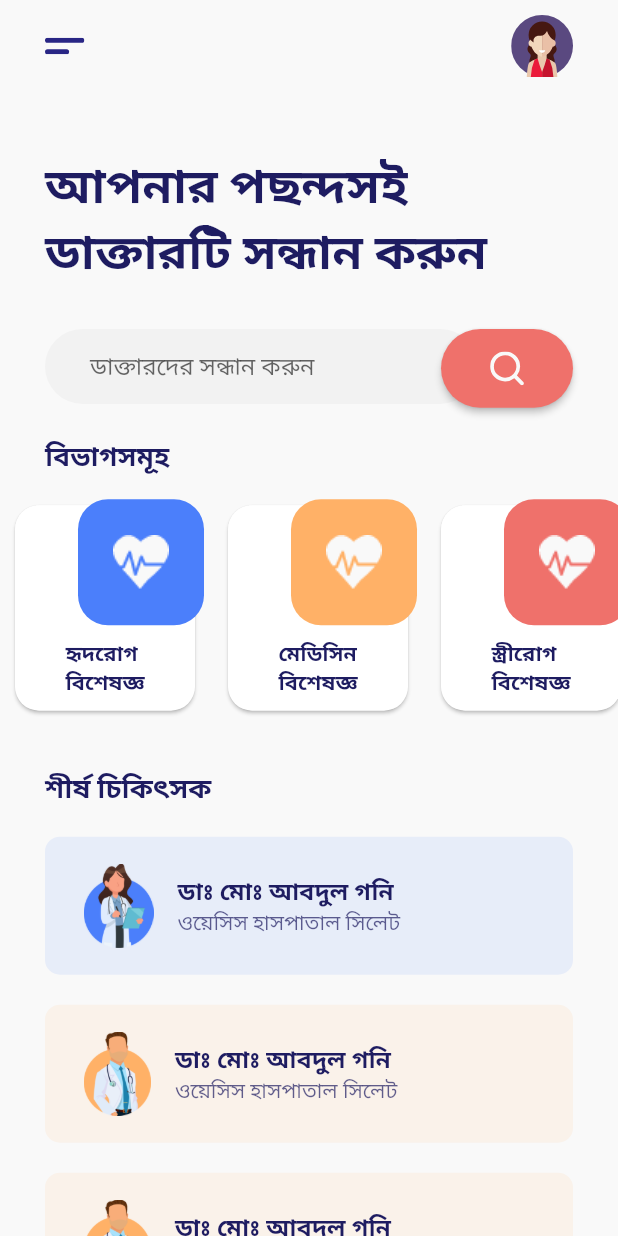
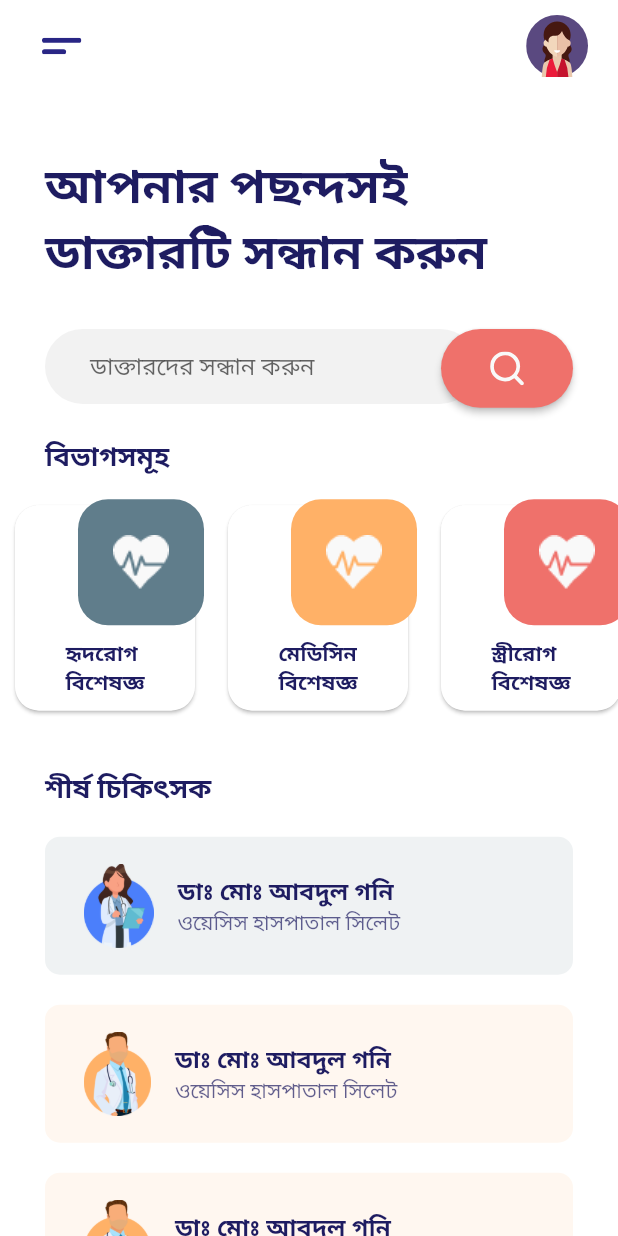
Before and after one commit to xihadulislam/doctor-24, a Flutter app: the screen it shows after launch, on a phone screen of 412 x 824 dp. Run offline on Flutter 3.47's test engine with Material 2 defaults, Android fonts, the phone set to English and light mode, and no system bars; our stand-ins replace flutter_svg, get, google_fonts.

Commit message:
drware added

```diff
--- a/lib/constant.dart
+++ b/lib/constant.dart
@@ -7,7 +7,7 @@ var kBlueColor = Color(0xff4B7FFB);
 var kYellowColor = Color(0xffFFB167);
 var kPurpleColor = Color(0xff9575cd);
 var kGreenColor = Color(0xff66bb6a);
-
+var kBlueGreyColor = Colors.blueGrey;
 
 var kTitleTextColor = Color(0xff1E1C61);
 var kSearchBackgroundColor = Color(0xffF2F2F2);
--- a/lib/providers/DataProvider.dart
+++ b/lib/providers/DataProvider.dart
@@ -37,7 +37,7 @@ class DataProvider with ChangeNotifier {
         offDay: ["শনি", "রবিবার"],
         mobileNumber: "01763990055",
         categoryId: 1,
-        color: kBlueColor);
+        color: kBlueGreyColor);
 
     var doc2 = Doctor(
         id: 1,
@@ -95,7 +95,7 @@ class DataProvider with ChangeNotifier {
         id: 1,
         title: "হৃদরোগ\nবিশেষজ্ঞ",
         image: 'assets/icons/heart_surgeon.png',
-        color: kBlueColor);
+        color: kBlueGreyColor);
     var d2 = Department(
         id: 2,
         title: "মেডিসিন\nবিশেষজ্ঞ",
@@ -203,8 +203,6 @@ class DataProvider with ChangeNotifier {
     _categoryList.add(d14);
     _categoryList.add(d15);
 
-    //  _categoryList.shuffle();
-
     _categoryList.add(d16);
   }
 }
--- a/lib/screens/doctorListScreen.dart
+++ b/lib/screens/doctorListScreen.dart
@@ -3,7 +3,6 @@ import 'package:flutter_doctor24/components/doctor_card.dart';
 import 'package:flutter_doctor24/providers/DataProvider.dart';
 import 'package:flutter_svg/svg.dart';
 import 'package:provider/provider.dart';
-import 'package:statusbar/statusbar.dart';
 import 'dart:math' as math;
 
 import '../constant.dart';
--- /dev/null
+++ b/lib/screens/drawer_screen.dart
@@ -0,0 +1,135 @@
+import 'package:flutter/material.dart';
+import 'package:flutter_svg/svg.dart';
+
+class DrawerScreen extends StatefulWidget {
+  @override
+  _DrawerScreenState createState() => _DrawerScreenState();
+}
+
+class _DrawerScreenState extends State<DrawerScreen> {
+  @override
+  Widget build(BuildContext context) {
+    return Container(
+      color: Colors.blueGrey,
+      child: Padding(
+        padding: EdgeInsets.only(top: 50, left: 30, bottom: 70),
+        child: Column(
+          mainAxisAlignment: MainAxisAlignment.spaceBetween,
+          children: <Widget>[
+           SizedBox(
+             height: 30,
+           ),
+            Row(
+              children: <Widget>[
+                SvgPicture.asset('assets/icons/profile.svg'),
+                SizedBox(
+                  width: 10,
+                ),
+                Text(
+                  'Doctor 24 ',
+                  style: TextStyle(
+                      color: Colors.white,
+                      fontSize: 22,
+                      fontWeight: FontWeight.bold),
+                ),
+              ],
+            ),
+            Spacer(),
+            Column(
+              children: <Widget>[
+                NewRow(
+                  text: 'Settings',
+                  icon: Icons.error_outline,
+                ),
+                SizedBox(
+                  height: 20,
+                ),
+                NewRow(
+                  text: 'Profile',
+                  icon: Icons.person_outline,
+                ),
+                SizedBox(
+                  height: 20,
+                ),
+                NewRow(
+                  text: 'Messages',
+                  icon: Icons.chat_bubble_outline,
+                ),
+                SizedBox(
+                  height: 20,
+                ),
+                NewRow(
+                  text: 'Saved',
+                  icon: Icons.bookmark_border,
+                ),
+                SizedBox(
+                  height: 20,
+                ),
+                NewRow(
+                  text: 'Favorites',
+                  icon: Icons.favorite_border,
+                ),
+                SizedBox(
+                  height: 20,
+                ),
+                NewRow(
+                  text: 'Hint',
+                  icon: Icons.lightbulb_outline,
+                ),
+                SizedBox(
+                  height: 20,
+                ),
+              ],
+            ),
+
+            Spacer(
+              flex: 4,
+            ),
+            Row(
+              children: <Widget>[
+                Text(
+                  'Ok Codex',
+                  style: TextStyle(color: Colors.white.withOpacity(0.6)),
+                )
+              ],
+            )
+
+          ],
+        ),
+
+
+      ),
+    );
+  }
+}
+
+class NewRow extends StatelessWidget {
+  final IconData icon;
+  final String text;
+
+  const NewRow({
+    Key key,
+    this.icon,
+    this.text,
+  }) : super(key: key);
+
+  @override
+  Widget build(BuildContext context) {
+    return Row(
+      children: <Widget>[
+        Icon(
+          icon,
+          color: Colors.white,
+          size: 28,
+        ),
+        SizedBox(
+          width: 20,
+        ),
+        Text(
+          text,
+          style: TextStyle(color: Colors.white,fontSize: 16),
+        )
+      ],
+    );
+  }
+}
--- a/lib/screens/home_screen.dart
+++ b/lib/screens/home_screen.dart
@@ -8,13 +8,31 @@ import 'package:provider/provider.dart';
 
 import '../constant.dart';
 
-class HomeScreen extends StatelessWidget {
+class HomeScreen extends StatefulWidget {
+  @override
+  _HomeScreenState createState() => _HomeScreenState();
+}
+
+class _HomeScreenState extends State<HomeScreen> {
+  double xOffset = 0;
+  double yOffset = 0;
+
+  bool isDrawerOpen = false;
+
   @override
   Widget build(BuildContext context) {
-    return Scaffold(
-      backgroundColor: kBackgroundColor,
-      body: SafeArea(
-        bottom: false,
+    return SafeArea(
+      child: AnimatedContainer(
+        transform: Matrix4.translationValues(xOffset, yOffset, 0)
+          ..scale(isDrawerOpen ? 0.85 : 1.00)
+          ..rotateZ(isDrawerOpen ? -50 : 0),
+        duration: Duration(milliseconds: 200),
+        decoration: BoxDecoration(
+          color: Colors.white,
+          borderRadius: isDrawerOpen
+              ? BorderRadius.circular(40)
+              : BorderRadius.circular(0),
+        ),
         child: SingleChildScrollView(
           child: Column(
             crossAxisAlignment: CrossAxisAlignment.start,
@@ -23,11 +41,38 @@ class HomeScreen extends StatelessWidget {
                 height: 10,
               ),
               Padding(
-                padding: EdgeInsets.symmetric(horizontal: 30),
+                padding: EdgeInsets.symmetric(horizontal: 20),
                 child: Row(
                   mainAxisAlignment: MainAxisAlignment.spaceBetween,
                   children: <Widget>[
-                    SvgPicture.asset('assets/icons/menu.svg'),
+                    isDrawerOpen
+                        ? GestureDetector(
+                      child: Padding(
+                        padding: const EdgeInsets.all(8.0),
+                        child: Icon(Icons.arrow_back_ios),
+                      ),
+                      onTap: () {
+                        setState(() {
+                          xOffset = 0;
+                          yOffset = 0;
+                          isDrawerOpen = false;
+                        });
+                      },
+                    )
+                        : GestureDetector(
+                      child:Padding(
+                        padding: const EdgeInsets.all(8.0),
+                        child: SvgPicture.asset('assets/icons/menu.svg'),
+                      ),
+                      onTap: () {
+                        setState(() {
+                          xOffset = 290;
+                          yOffset = 80;
+                          isDrawerOpen = true;
+                        });
+                      },
+                    ),
+
                     SvgPicture.asset('assets/icons/profile.svg'),
                   ],
                 ),
--- /dev/null
+++ b/lib/screens/mainScreen.dart
@@ -0,0 +1,20 @@
+
+
+import 'package:flutter/material.dart';
+
+import 'drawer_screen.dart';
+import 'home_screen.dart';
+
+class MainScreen extends StatelessWidget {
+  @override
+  Widget build(BuildContext context) {
+   return Scaffold(
+      body: Stack(
+        children: [
+          DrawerScreen(),
+          HomeScreen(),
+        ],
+      ),
+    );
+  }
+}
--- a/lib/screens/splahScreen.dart
+++ b/lib/screens/splahScreen.dart
@@ -3,6 +3,7 @@ import 'dart:async';
 import 'package:flutter/material.dart';
 import 'package:flutter_doctor24/providers/DataProvider.dart';
 import 'package:flutter_doctor24/screens/home_screen.dart';
+import 'package:flutter_doctor24/screens/mainScreen.dart';
 import 'package:flutter_doctor24/screens/onboarding_screen.dart';
 import 'package:get/get.dart';
 import 'package:provider/provider.dart';
@@ -19,7 +20,7 @@ class _SplashScreenState extends State<SplashScreen> {
   void initState() {
     super.initState();
     Timer(Duration(seconds: 2), () {
-      Get.off(() => HomeScreen());
+      Get.off(() => MainScreen());
     });
   }
 
--- a/pubspec.yaml
+++ b/pubspec.yaml
@@ -38,7 +38,6 @@ dependencies:
   url_launcher: ^5.7.10
   get_version: ^0.2.2
   mailto: ^1.1.0
-  statusbar: ^1.1.0
 
   # The following adds the Cupertino Icons font to your application.
   # Use with the CupertinoIcons class for iOS style icons.
```
